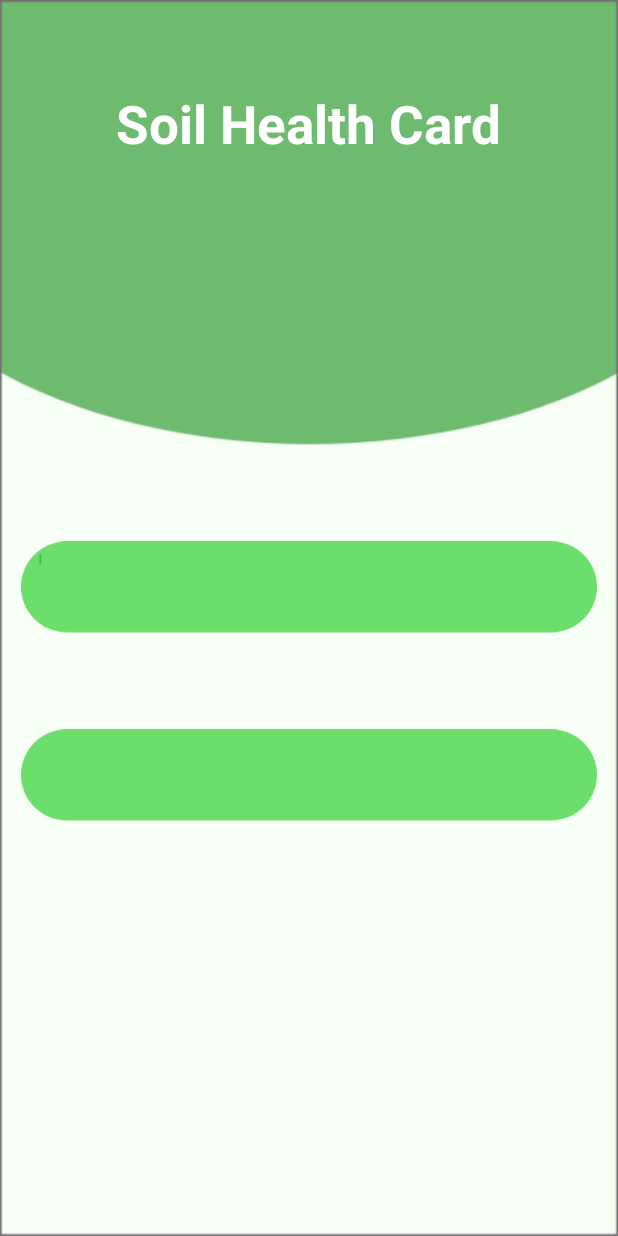
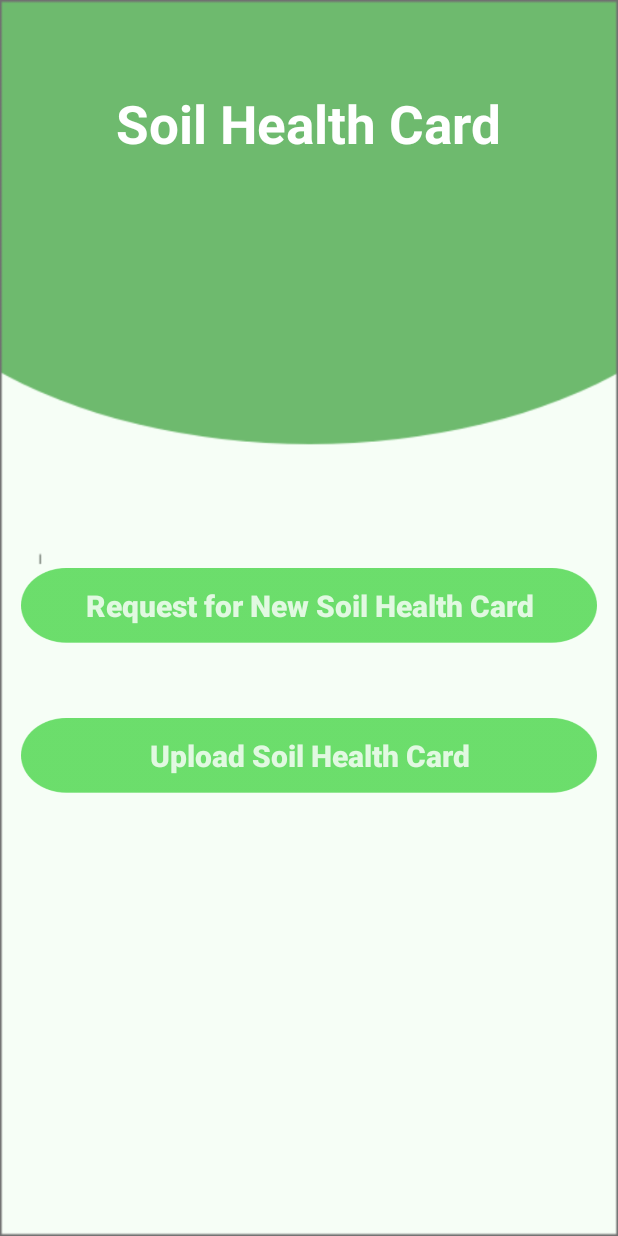
Before and after one commit to navinbsharma/AgriMitra, an Android app: the SoilHealthActivity screen opened directly, with no data from a screen before it, on a phone screen of 412 x 824 dp. Run offline under Robolectric (Android 15) with nearby library versions, the phone set to English and light mode, and no system bars.

Commit message:
soil health card ui completed

```diff
--- a/app/src/main/res/drawable/btn_bg.xml
+++ b/app/src/main/res/drawable/btn_bg.xml
@@ -3,14 +3,14 @@
     <item android:state_pressed="true">
         <shape>
             <stroke android:color="@color/login_form_details" android:width="2dp"/>
-            <corners android:radius="2dp" />
+            <corners android:radius="3dp" />
         </shape>
     </item>
 
     <item>
         <shape>
             <stroke android:color="@color/login_form_details_light" android:width="2dp"/>
-            <corners android:radius="2dp" />
+            <corners android:radius="3dp" />
         </shape>
     </item>
 </selector>
--- a/app/src/main/res/layout/activity_login.xml
+++ b/app/src/main/res/layout/activity_login.xml
@@ -65,7 +65,7 @@
         android:background="@drawable/btn_bg"
         android:text="@string/login_now"
         android:textAllCaps="false"
-        android:textColor="@color/login_form_details_medium"
+        android:textColor="@color/login_form_details"
         app:layout_constraintEnd_toStartOf="@+id/guideline_right"
         app:layout_constraintStart_toStartOf="@+id/guideline_left"
         app:layout_constraintTop_toBottomOf="@id/password" />
--- a/app/src/main/res/layout/activity_soil_health.xml
+++ b/app/src/main/res/layout/activity_soil_health.xml
@@ -40,24 +40,35 @@
             android:layout_width="wrap_content"
             android:layout_height="wrap_content"
             android:layout_gravity="center_horizontal|center_vertical"
-            android:layout_marginTop="150dp"
+            android:layout_marginTop="200dp"
             android:orientation="vertical">
-        <ImageView
-            android:id="@+id/weather"
-            android:layout_width="wrap_content"
-            android:layout_height="wrap_content"
-            android:layout_row="0"
-            android:layout_column="0"
-            android:layout_gravity="center"
-            android:src="@drawable/btn" />
 
+            <Button
+                android:id="@+id/weather"
+                android:layout_width="wrap_content"
+                android:layout_height="50dp"
+                android:layout_gravity="center"
+                android:background="@drawable/btn"
+                android:textSize="20dp"
+                android:textStyle="bold"
+                android:textAlignment="center"
+                android:textAllCaps="false"
+                android:textColor="@color/login_form_details"
+                android:text="Request for New Soil Health Card" />
 
-                <ImageView
-                    android:id="@+id/tutorial"
-                    android:src="@drawable/btn"
-                    android:layout_gravity="center_horizontal"
-                    android:layout_width="wrap_content"
-                    android:layout_height="wrap_content" />
+            <Button
+                android:id="@+id/tutorial"
+                android:layout_width="wrap_content"
+                android:layout_height="50dp"
+                android:textAllCaps="false"
+                android:layout_gravity="center_horizontal"
+                android:layout_marginTop="50dp"
+                android:textSize="20dp"
+                android:textStyle="bold"
+                android:textAlignment="center"
+                android:textColor="@color/login_form_details"
+                android:background="@drawable/btn"
+                android:text="Upload Soil Health Card" />
 
             </LinearLayout>
     </GridLayout>
```
